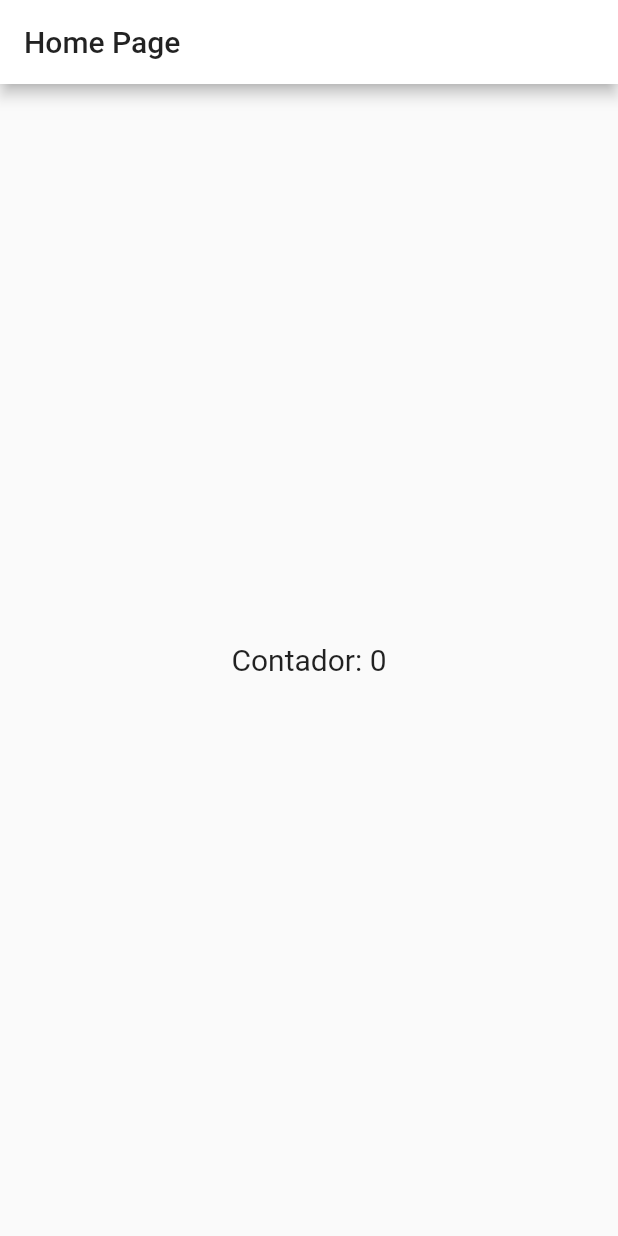
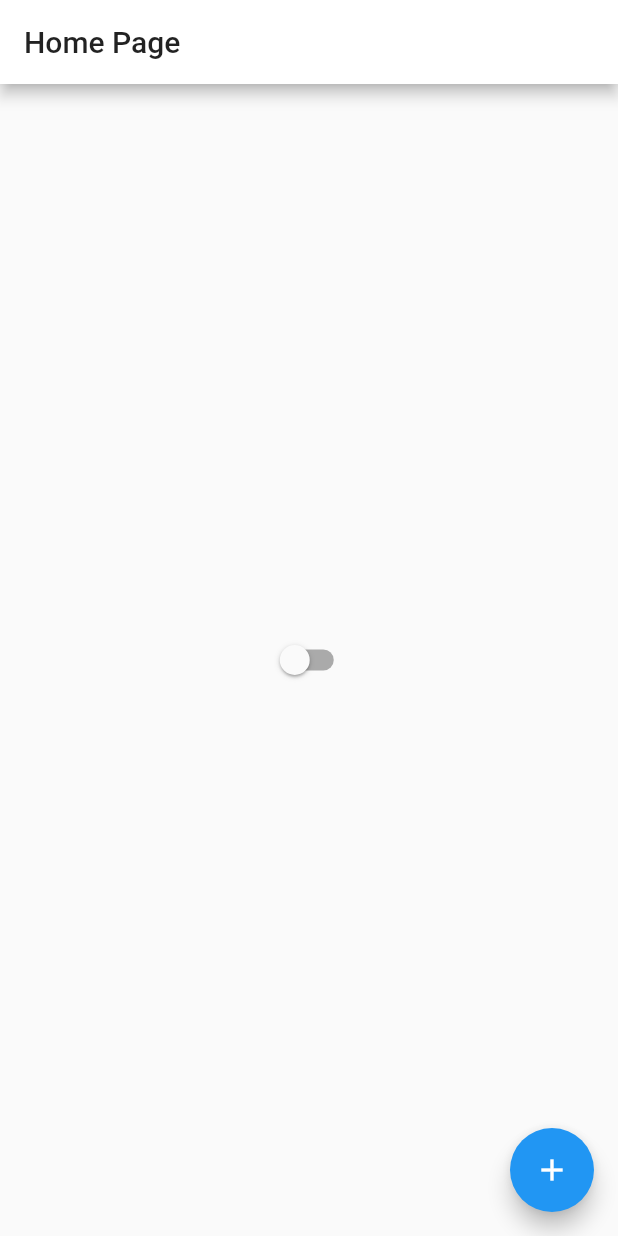
Before and after one commit to Britoweb/flutterando, a Flutter app: the screen it shows after launch, on a phone screen of 412 x 824 dp. Run offline on Flutter 3.47's test engine with Material 2 defaults, Android fonts, the phone set to English and light mode, and no system bars.

Commit message:
Fim Aula 12

```diff
--- /dev/null
+++ b/lib/app_controller.dart
@@ -0,0 +1,11 @@
+import 'package:flutter/material.dart';
+
+class AppController extends ChangeNotifier {
+  static AppController instance = AppController();
+
+  bool isDartTheme = false;
+  changeTheme() {
+    isDartTheme = !isDartTheme;
+    notifyListeners();
+  }
+}
--- a/lib/app_widget.dart
+++ b/lib/app_widget.dart
@@ -1,13 +1,22 @@
 import 'package:flutter/material.dart';
-
-import 'home_page.dart';
+import 'package:ola_mundo/app_controller.dart';
+import 'package:ola_mundo/home_page.dart';
 
 class AppWidget extends StatelessWidget {
   @override
   Widget build(BuildContext context) {
-    return MaterialApp(
-      theme: ThemeData(primaryColor: Colors.white),
-      home: HomePage(),
-    );
+    return AnimatedBuilder(
+        animation: AppController.instance,
+        builder: (context, child) {
+          return MaterialApp(
+            theme: ThemeData(
+              primaryColor: Colors.white,
+              brightness: AppController.instance.isDartTheme
+               ? Brightness.dark
+               : Brightness.light,
+            ),
+            home: HomePage(),
+          );
+        });
   }
 }
--- a/lib/home_page.dart
+++ b/lib/home_page.dart
@@ -1,4 +1,5 @@
 import 'package:flutter/material.dart';
+import 'package:ola_mundo/app_controller.dart';
 
 class HomePage extends StatefulWidget {
   @override
@@ -9,6 +10,7 @@ class HomePage extends StatefulWidget {
 
 class HomePageState extends State<HomePage> {
   int counter = 0;
+  bool isDartTheme = false;
 
   @override
   Widget build(BuildContext context) {
@@ -16,13 +18,21 @@ class HomePageState extends State<HomePage> {
       appBar: AppBar(
         title: Text('Home Page'),
       ),
-      body: Center (child: GestureDetector(
-        child: Text('Contador: $counter', style: TextStyle(fontSize: 20),),
-      onTap: () {
-        setState(() {
-          counter++;
-        });
-      }),
+      body: Center(
+        child: Switch(
+          value: AppController.instance.isDartTheme,
+          onChanged: (value) {
+            AppController.instance.changeTheme();
+          }
+        ),
+      ),
+      floatingActionButton: FloatingActionButton(
+        child: Icon(Icons.add),
+        onPressed: () {
+          setState(() {
+            counter++;
+          });
+        },
       ),
     );
   }
```
